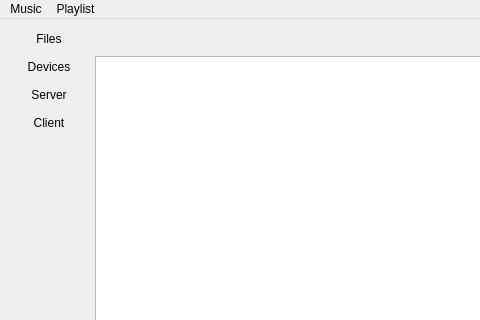
Above: MusicPLayer/main/musicplayer/musicplayerpage.ui from roga134/MusicPLayerQt before the change; both pictures show x 0 to 480 and y 0 to 320 of the 1002 by 600 pixel window. Below: the same form after it.
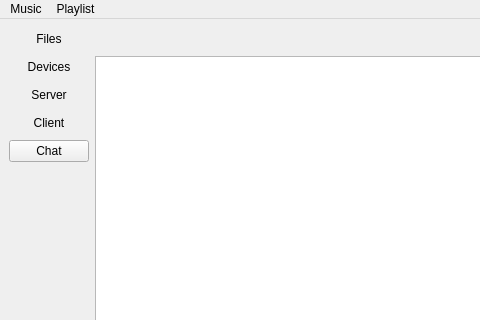
That is the form after the change.

Commit message: fix chat page

The edit to the form file:
```diff
--- a/MusicPLayer/main/musicplayer/musicplayerpage.ui
+++ b/MusicPLayer/main/musicplayer/musicplayerpage.ui
@@ -64,6 +64,13 @@
         </property>
        </widget>
       </item>
+      <item>
+       <widget class="QPushButton" name="pushButton_chat">
+        <property name="text">
+         <string>Chat</string>
+        </property>
+       </widget>
+      </item>
       <item>
        <widget class="QLabel" name="ignore_label">
         <property name="text">
```
Left out of the diff: 6 changed lines with no effect on the pictures. The commit also changes 654 other files.
